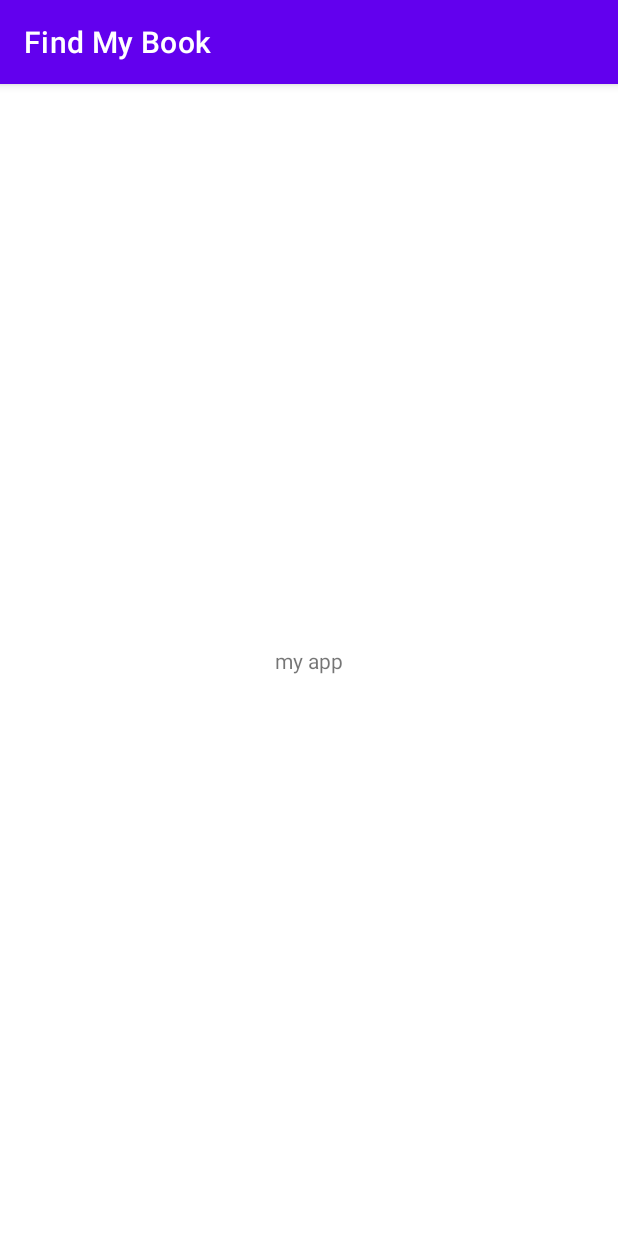
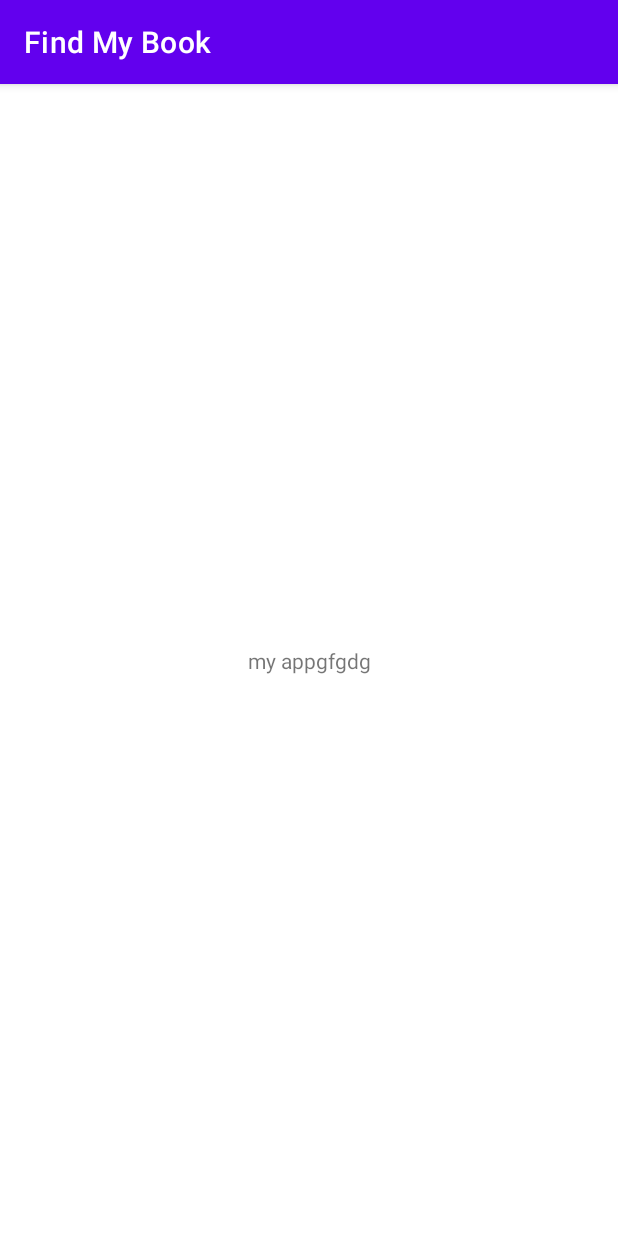
Before and after one commit to omer2129/Find_My_Book, an Android app: the screen it shows after launch (MainActivity), on a phone screen of 412 x 824 dp. Run offline under Robolectric (Android 15) with nearby library versions, the phone set to English and light mode, and no system bars.

Commit message:
Initial commit

```diff
--- a/app/src/main/res/layout/activity_main.xml
+++ b/app/src/main/res/layout/activity_main.xml
@@ -9,7 +9,7 @@
     <TextView
         android:layout_width="wrap_content"
         android:layout_height="wrap_content"
-        android:text="my app"
+        android:text="my appgfgdg"
         app:layout_constraintBottom_toBottomOf="parent"
         app:layout_constraintLeft_toLeftOf="parent"
         app:layout_constraintRight_toRightOf="parent"
```
